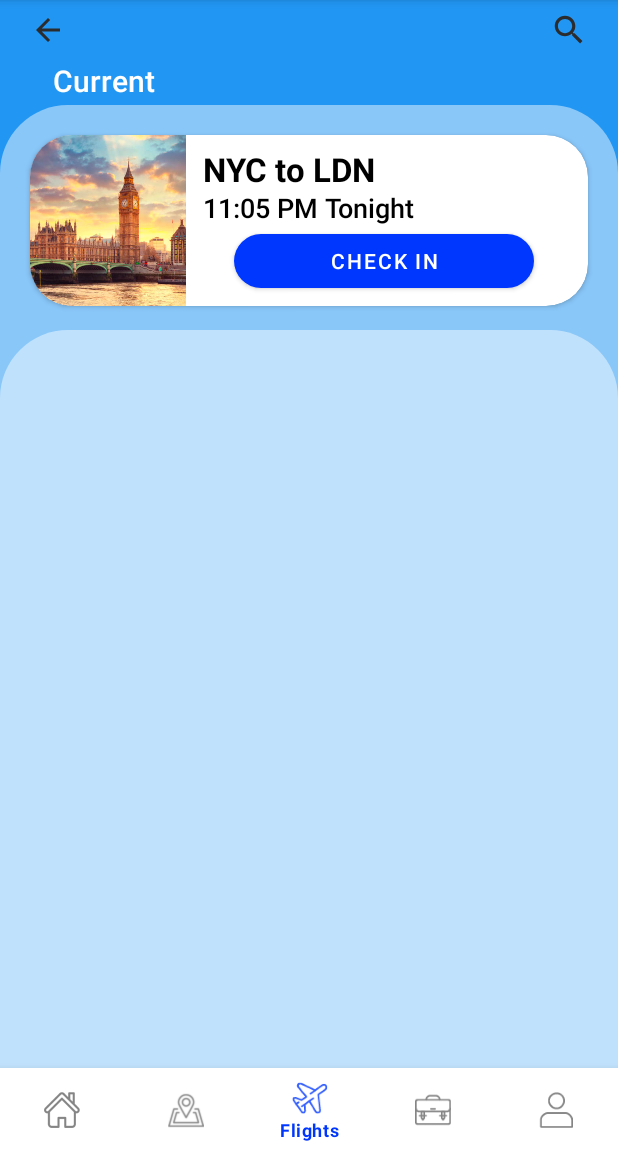
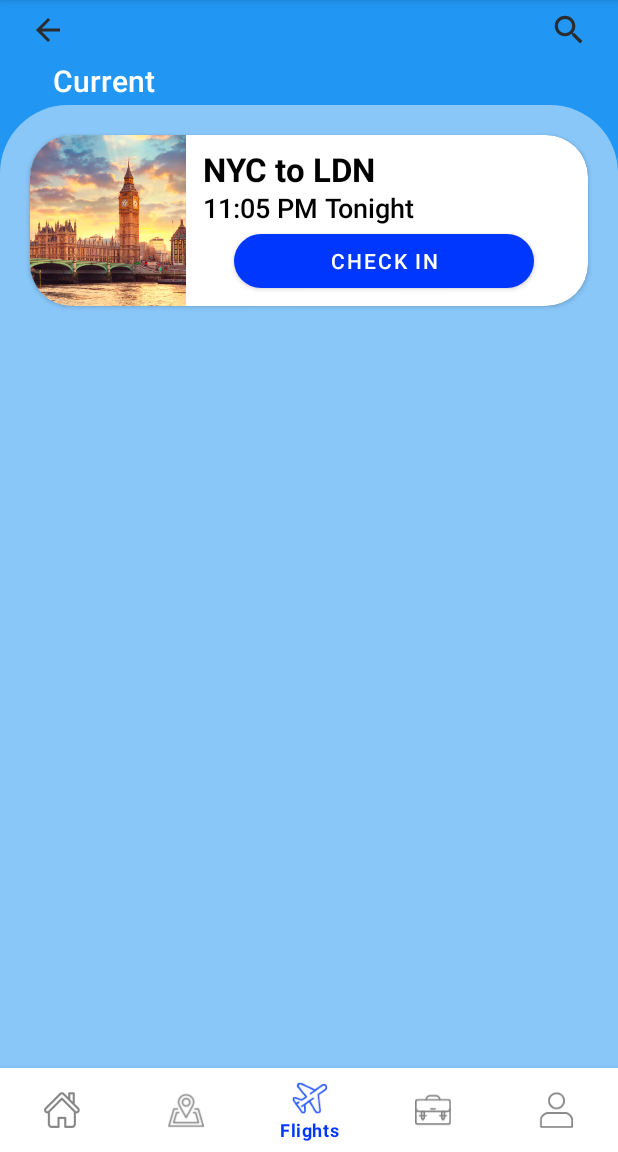
Before and after one commit to jiwagon/Tripper-App, an Android app: the FlightsActivity screen opened through its navigation route, on a phone screen of 412 x 824 dp, the part 84-1236 px from its top. Run offline under Robolectric (Android 15) with nearby library versions, the phone set to English and light mode, and no system bars; our stand-ins replace navigation-ui.

Commit message:
Delete title

```diff
--- a/app/src/main/res/layout/account_fragment.xml
+++ b/app/src/main/res/layout/account_fragment.xml
@@ -109,5 +109,7 @@
             app:layout_constraintTop_toBottomOf="@+id/imageView5"
             tools:visibility="visible" />
 
+
+
     </androidx.constraintlayout.widget.ConstraintLayout>
 </FrameLayout>
--- a/app/src/main/res/layout/docs_fragment.xml
+++ b/app/src/main/res/layout/docs_fragment.xml
@@ -7,10 +7,7 @@
     tools:context=".DocumentsActivity">
 
     <!-- fragment layout -->
-    <TextView
-        android:layout_width="match_parent"
-        android:layout_height="match_parent"
-        android:text="@string/docs_label" />
+
 
     <androidx.constraintlayout.widget.ConstraintLayout
         android:layout_width="match_parent"
--- a/app/src/main/res/layout/flights_fragment.xml
+++ b/app/src/main/res/layout/flights_fragment.xml
@@ -129,25 +129,5 @@
             </androidx.cardview.widget.CardView>
         </RelativeLayout>
 
-        <RelativeLayout
-            android:id="@+id/guide_background"
-            android:layout_width="match_parent"
-            android:layout_height="match_parent"
-            android:layout_marginTop="220dp"
-            android:background="@drawable/home_dashboard_back"
-            app:layout_constraintBottom_toBottomOf="parent"
-            app:layout_constraintStart_toStartOf="parent"
-            app:layout_constraintTop_toBottomOf="@id/home_widget_title"
-            app:layout_constraintVertical_bias="1.0">
-
-            <RelativeLayout
-                android:id="@+id/rv_background"
-                android:layout_width="match_parent"
-                android:layout_height="wrap_content"
-                android:layout_marginLeft="40dp"
-                android:layout_marginRight="40dp">
-
-            </RelativeLayout>
-        </RelativeLayout>
     </androidx.constraintlayout.widget.ConstraintLayout>
 </FrameLayout>
```
Also changed, not shown: app/src/main/res/layout/bucketlist_fragment.xml (+8 -7 lines).
